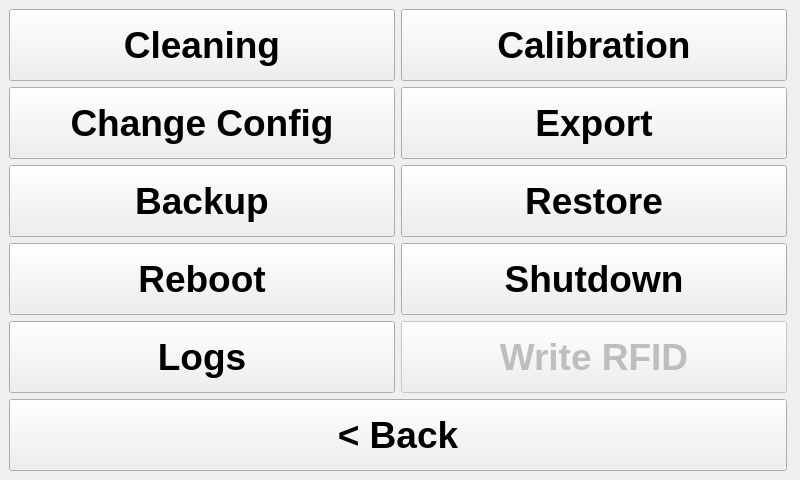
Qt form src/ui_elements/optionwindow.ui (AndreWohnsland/CocktailBerry) before a commit.
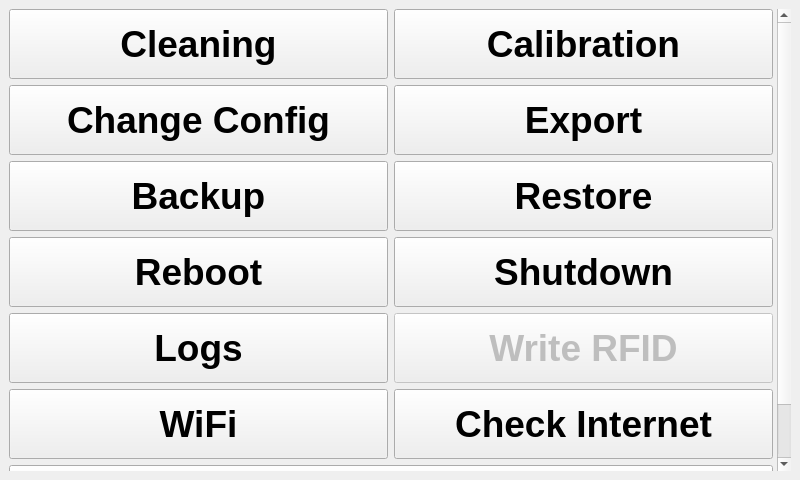
The same form after that commit.

Commit message: Add new options to window

The edit to the form file:
```diff
--- a/src/ui_elements/optionwindow.ui
+++ b/src/ui_elements/optionwindow.ui
@@ -57,9 +57,9 @@
        <property name="geometry">
         <rect>
          <x>0</x>
-         <y>0</y>
-         <width>782</width>
-         <height>462</height>
+         <y>-66</y>
+         <width>765</width>
+         <height>528</height>
         </rect>
        </property>
        <layout class="QVBoxLayout" name="verticalLayout_3">
@@ -77,8 +77,40 @@
         </property>
         <item>
          <layout class="QGridLayout" name="gridLayout_2">
+          <item row="3" column="0">
+           <widget class="QPushButton" name="button_reboot">
+            <property name="minimumSize">
+             <size>
+              <width>0</width>
+              <height>70</height>
+             </size>
+            </property>
+            <property name="maximumSize">
+             <size>
+              <width>5000</width>
+              <height>300</height>
+             </size>
+            </property>
+            <property name="font">
+             <font>
+              <pointsize>28</pointsize>
+              <weight>75</weight>
+              <bold>true</bold>
+             </font>
+            </property>
+            <property name="text">
+             <string>Reboot</string>
+            </property>
+           </widget>
+          </item>
           <item row="3" column="1">
            <widget class="QPushButton" name="button_shutdown">
+            <property name="minimumSize">
+             <size>
+              <width>0</width>
+              <height>70</height>
+             </size>
+            </property>
             <property name="maximumSize">
              <size>
               <width>5000</width>
@@ -99,6 +131,12 @@
           </item>
           <item row="1" column="0">
            <widget class="QPushButton" name="button_config">
+            <property name="minimumSize">
+             <size>
+              <width>0</width>
+              <height>70</height>
+             </size>
+            </property>
             <property name="maximumSize">
              <size>
               <width>5000</width>
@@ -119,6 +157,12 @@
           </item>
           <item row="1" column="1">
            <widget class="QPushButton" name="button_export">
+            <property name="minimumSize">
+             <size>
+              <width>0</width>
+              <height>70</height>
+             </size>
+            </property>
             <property name="maximumSize">
              <size>
               <width>5000</width>
@@ -139,6 +183,12 @@
           </item>
           <item row="0" column="1">
            <widget class="QPushButton" name="button_calibration">
+            <property name="minimumSize">
+             <size>
+              <width>0</width>
+              <height>70</height>
+             </size>
+            </property>
             <property name="maximumSize">
              <size>
               <width>5000</width>
@@ -159,6 +209,12 @@
           </item>
           <item row="0" column="0">
            <widget class="QPushButton" name="button_clean">
+            <property name="minimumSize">
+             <size>
+              <width>0</width>
+              <height>70</height>
+             </size>
+            </property>
             <property name="maximumSize">
              <size>
               <width>5000</width>
@@ -179,6 +235,12 @@
           </item>
           <item row="2" column="0">
            <widget class="QPushButton" name="button_backup">
+            <property name="minimumSize">
+             <size>
+              <width>0</width>
+              <height>70</height>
+             </size>
+            </property>
             <property name="maximumSize">
              <size>
               <width>5000</width>
@@ -197,28 +259,14 @@
             </property>
            </widget>
           </item>
-          <item row="3" column="0">
-           <widget class="QPushButton" name="button_reboot">
-            <property name="maximumSize">
-             <size>
-              <width>5000</width>
-              <height>300</height>
-             </size>
-            </property>
-            <property name="font">
-             <font>
-              <pointsize>28</pointsize>
-              <weight>75</weight>
-              <bold>true</bold>
-             </font>
-            </property>
-            <property name="text">
-             <string>Reboot</string>
-            </property>
-           </widget>
-          </item>
           <item row="2" column="1">
            <widget class="QPushButton" name="button_restore">
+            <property name="minimumSize">
+             <size>
+              <width>0</width>
+              <height>70</height>
+             </size>
+            </property>
             <property name="maximumSize">
              <size>
               <width>5000</width>
@@ -237,28 +285,14 @@
             </property>
            </widget>
           </item>
-          <item row="5" column="0" colspan="2">
-           <widget class="QPushButton" name="button_back">
-            <property name="maximumSize">
-             <size>
-              <width>5000</width>
-              <height>300</height>
-             </size>
-            </property>
-            <property name="font">
-             <font>
-              <pointsize>28</pointsize>
-              <weight>75</weight>
-              <bold>true</bold>
-             </font>
-            </property>
-            <property name="text">
-             <string>&lt; Back</string>
-            </property>
-           </widget>
-          </item>
           <item row="4" column="0">
            <widget class="QPushButton" name="button_logs">
+            <property name="minimumSize">
+             <size>
+              <width>0</width>
+              <height>70</height>
+             </size>
+            </property>
             <property name="maximumSize">
              <size>
               <width>5000</width>
@@ -277,11 +311,46 @@
             </property>
            </widget>
           </item>
+          <item row="6" column="0" colspan="2">
+           <widget class="QPushButton" name="button_back">
+            <property name="minimumSize">
+             <size>
+              <width>0</width>
+              <height>70</height>
+             </size>
+            </property>
+            <property name="maximumSize">
+             <size>
+              <width>5000</width>
+              <height>300</height>
+             </size>
+            </property>
+            <property name="font">
+             <font>
+              <pointsize>28</pointsize>
+              <weight>75</weight>
+              <bold>true</bold>
+             </font>
+            </property>
+            <property name="text">
+             <string>&lt; Back</string>
+            </property>
+            <property name="cssClass" stdset="0">
+             <string>btn-inverted</string>
+            </property>
+           </widget>
+          </item>
           <item row="4" column="1">
            <widget class="QPushButton" name="button_rfid">
             <property name="enabled">
              <bool>false</bool>
             </property>
+            <property name="minimumSize">
+             <size>
+              <width>0</width>
+              <height>70</height>
+             </size>
+            </property>
             <property name="maximumSize">
              <size>
               <width>5000</width>
@@ -300,6 +369,58 @@
             </property>
            </widget>
           </item>
+          <item row="5" column="0">
+           <widget class="QPushButton" name="button_wifi">
+            <property name="minimumSize">
+             <size>
+              <width>0</width>
+              <height>70</height>
+             </size>
+            </property>
+            <property name="maximumSize">
+             <size>
+              <width>5000</width>
+              <height>300</height>
+             </size>
+            </property>
+            <property name="font">
+             <font>
+              <pointsize>28</pointsize>
+              <weight>75</weight>
+              <bold>true</bold>
+             </font>
+            </property>
+            <property name="text">
+             <string>WiFi</string>
+            </property>
+           </widget>
+          </item>
+          <item row="5" column="1">
+           <widget class="QPushButton" name="button_check_internet">
+            <property name="minimumSize">
+             <size>
+              <width>0</width>
+              <height>70</height>
+             </size>
+            </property>
+            <property name="maximumSize">
+             <size>
+              <width>5000</width>
+              <height>300</height>
+             </size>
+            </property>
+            <property name="font">
+             <font>
+              <pointsize>28</pointsize>
+              <weight>75</weight>
+              <bold>true</bold>
+             </font>
+            </property>
+            <property name="text">
+             <string>Check Internet</string>
+            </property>
+           </widget>
+          </item>
          </layout>
         </item>
        </layout>
```
The commit also changes 1 other file.
